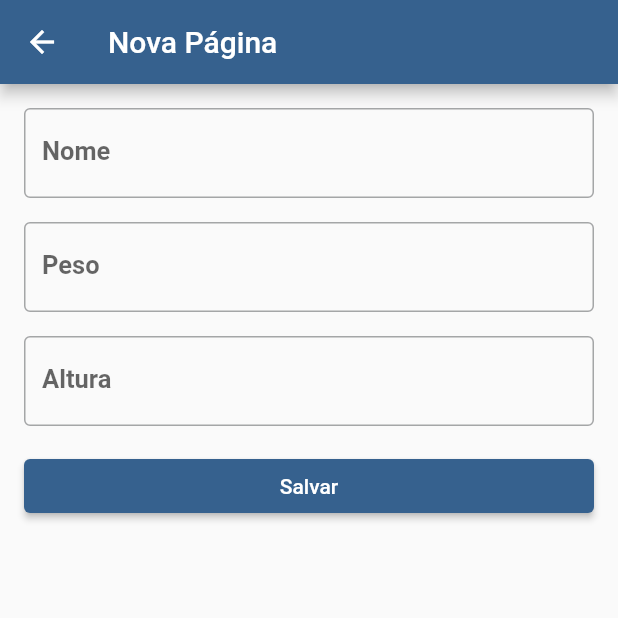
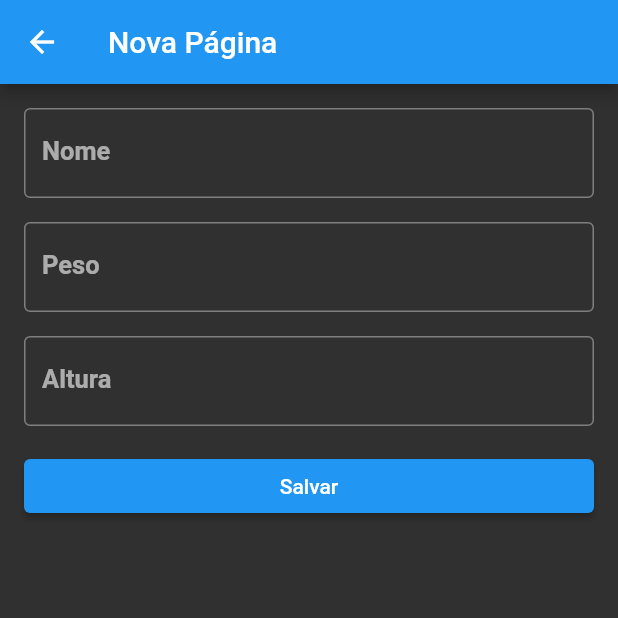
Before and after one commit to marciosantos21/primeiro_projeto_flutter, a Flutter app: the screen it shows after launch, after a tap on the "navigate next" icon, on a phone screen of 412 x 824 dp, the top half of it. Run offline on Flutter 3.47's test engine with Material 3 defaults, Android fonts, the light colour scheme and no system bars; our stand-ins replace faker, get_it.

Commit message:
aula 18 - Theme 1

```diff
--- a/lib/my_app.dart
+++ b/lib/my_app.dart
@@ -1,6 +1,7 @@
 import 'package:flutter/material.dart';
 import 'package:primeiro_projeto_flutter/routes/router.dart';
 import 'package:primeiro_projeto_flutter/routes/routes.dart';
+import 'package:primeiro_projeto_flutter/themes/themes.dart';
 
 class MyApp extends StatelessWidget {
   const MyApp({super.key});
@@ -11,15 +12,8 @@ class MyApp extends StatelessWidget {
       initialRoute: Routes.initialRoute,
       routes: routes,
       title: 'Flutter Demo',
-      theme: ThemeData(
-        useMaterial3: false,
-        colorScheme: ColorScheme.fromSeed(seedColor: Colors.blue),
-        textTheme: TextTheme(
-          bodyMedium: TextStyle(color: Colors.white, fontWeight: FontWeight.bold),
-          titleMedium: TextStyle(color: Colors.white, fontSize: 17, fontWeight: FontWeight.bold),
-        ),
-      ),
-      // home: HomePage(),
+      // theme: lightTheme,
+      theme: darkTheme,
     );
   }
 }
--- a/lib/pages/create_person_page.dart
+++ b/lib/pages/create_person_page.dart
@@ -33,7 +33,6 @@ class _CreatePersonPageState extends State<CreatePersonPage> {
             children: [
               TextFormField(
                 autovalidateMode: AutovalidateMode.onUserInteraction,
-                style: TextStyle(color: Colors.black),
                 validator: (value) {
                   if(value?.isEmpty == true){
                     return "Por favor, preencha o nome";
@@ -50,7 +49,6 @@ class _CreatePersonPageState extends State<CreatePersonPage> {
               gap,
               TextFormField(
                 autovalidateMode: AutovalidateMode.onUserInteraction,
-                style: TextStyle(color: Colors.black),
                 keyboardType: TextInputType.numberWithOptions(decimal: true),
                 inputFormatters: [
                   FilteringTextInputFormatter.allow(RegExp(r'^\d+[.]?\d{0,1}'))
@@ -76,7 +74,6 @@ class _CreatePersonPageState extends State<CreatePersonPage> {
                 inputFormatters: [
                   FilteringTextInputFormatter.digitsOnly,
                 ],
-                style: TextStyle(color: Colors.black),
                 validator: (value) {
                   if(value?.isEmpty == true){
                     return "Por favor, preencha o altura";
--- /dev/null
+++ b/lib/themes/themes.dart
@@ -0,0 +1,22 @@
+import 'package:flutter/material.dart';
+
+final lightTheme = ThemeData(
+  useMaterial3: false,
+  colorScheme: ColorScheme.fromSeed(seedColor: Colors.blue),
+  textTheme: TextTheme(
+    bodyMedium: TextStyle(color: Colors.black, fontWeight: FontWeight.bold),
+    titleMedium: TextStyle(color: Colors.black, fontSize: 17, fontWeight: FontWeight.bold),
+  ),
+);
+
+final darkTheme = ThemeData.dark(
+  useMaterial3: false,
+).copyWith(
+  appBarTheme: AppBarTheme(
+    backgroundColor: Colors.blue,
+  ),
+  textTheme: TextTheme(
+    bodyMedium: TextStyle(color: Colors.white, fontWeight: FontWeight.bold),
+    titleMedium: TextStyle(color: Colors.white, fontSize: 17, fontWeight: FontWeight.bold),
+  ),
+);
--- a/lib/widgets/person/listview_builder.dart
+++ b/lib/widgets/person/listview_builder.dart
@@ -19,7 +19,6 @@ class PersonList extends StatelessWidget {
         child: Text(
           "Nenhuma pessoa cadastrada!",
           style: TextStyle(
-            color: Colors.black,
             fontSize: 18
           ),
         ),
```
